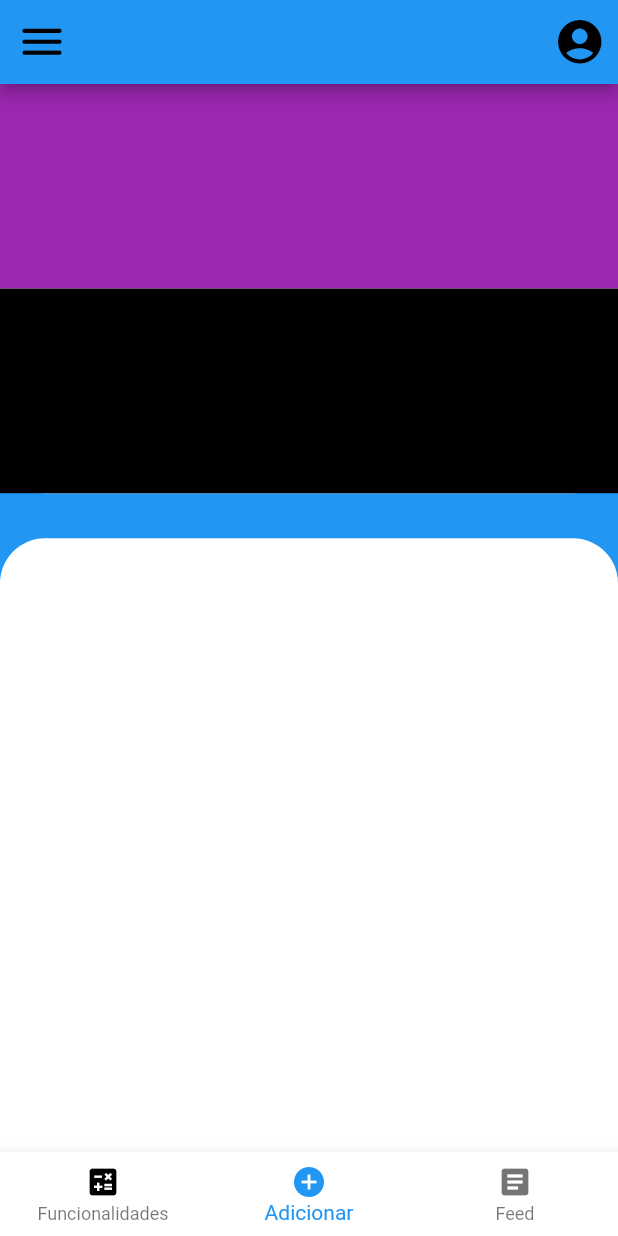
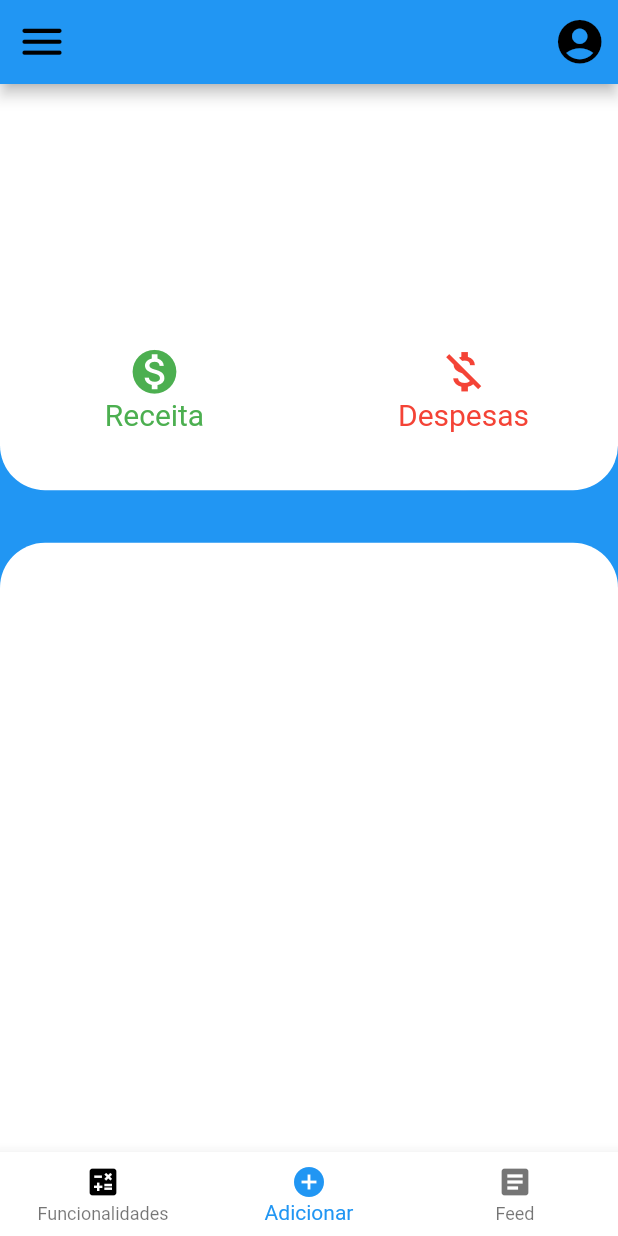
Before and after one commit to W-F-S/gestao_financeira, a Flutter app: the screen it shows after launch, on a phone screen of 412 x 824 dp. Run offline on Flutter 3.47's test engine with Material 2 defaults, Android fonts, the phone set to English and light mode, and no system bars; our stand-ins replace sqflite; accounts and stored records are empty; Roboto replaces fonts that are missing (Raleway).

Commit message:
center_page update

```diff
--- a/lib/center_page.dart
+++ b/lib/center_page.dart
@@ -16,31 +16,98 @@ class _CenterScreen extends State<CenterScreen> {
         children: [
           Expanded(
             flex: 4,
+            child: Column(
+              children: [
+                Expanded(
+                  child: Container(
+                    color: Colors.white,
+                  ),
+                ),
+                Expanded(
+                  child: Row(
+                    children: [
+                      Expanded(
                           child: Container(
                               decoration: const BoxDecoration(
                                 color: Colors.white,
                                 shape: BoxShape.rectangle,
                                 borderRadius: BorderRadius.only(
                                   bottomLeft: Radius.circular(30.0),
-                      bottomRight: Radius.circular(30.0)),
                                 ),
+                              ),
+                              child: SizedBox.expand(
+                                  child: ClipOval(
+                                      child: Material(
+                                          color: Colors.white,
+                                          child: InkWell(
+                                            splashColor: Colors.green,
+                                            onTap: () {},
                                             child: Column(
-                children: [
+                                              mainAxisAlignment:
+                                                  MainAxisAlignment.center,
+                                              children: const <Widget>[
+                                                Icon(
+                                                  Icons.monetization_on_sharp,
+                                                  size: 35,
+                                                  color: Colors.green,
+                                                ),
+                                                Text(
+                                                  "Receita",
+                                                  style: TextStyle(
+                                                      fontSize: 20,
+                                                      color: Colors.green,
+                                                      fontFamily: 'Raleway'),
+                                                ),
+                                              ],
+                                            ),
+                                          )))))),
                       Expanded(
                         child: Container(
-                      color: Colors.purple,
+                          decoration: const BoxDecoration(
+                            color: Colors.white,
+                            shape: BoxShape.rectangle,
+                            borderRadius: BorderRadius.only(
+                              bottomRight: Radius.circular(30.0),
                             ),
                           ),
-                  Expanded(
-                      child: Container(
-                        color: Colors.black,
+                            child: SizedBox.expand(
+                                child: ClipOval(
+                                    child: Material(
+                                        color: Colors.white,
+                                        child: InkWell(
+                                          splashColor: Colors.red,
+                                          onTap: () {},
+                                          child: Column(
+                                            mainAxisAlignment:
+                                            MainAxisAlignment.center,
+                                            children: const <Widget>[
+                                              Icon(
+                                                Icons.money_off_sharp,
+                                                size: 35,
+                                                color: Colors.red,
+                                              ),
+                                              Text(
+                                                "Despesas",
+                                                style: TextStyle(
+                                                    fontSize: 20,
+                                                    color: Colors.red,
+                                                    fontFamily: 'Raleway'),
+                                              ),
+                                            ],
+                                          ),
+                                        ))))
                         ),
                       ),
                     ],
                   ),
                 ),
+              ],
             ),
-          const SizedBox(height: 30,),
+          ),
+          const SizedBox(
+            height: 35,
+            width: double.infinity,
+          ),
           Expanded(
             flex: 6,
             child: Container(
@@ -58,103 +125,3 @@ class _CenterScreen extends State<CenterScreen> {
     );
   }
 }
-
-/*
-  @override
-  Widget build(BuildContext context){
-    return Container(
-      decoration: const BoxDecoration(color: Colors.white),
-      margin: const EdgeInsets.fromLTRB(0, 0, 0, 350),
-    );
-  }
-
-                    child: TextButton.icon (
-                    icon: const Icon(Icons.monetization_on_sharp,),
-                    label: const Text("Receita"),
-                    style: TextButton.styleFrom(
-                      primary: Colors.green,
-                      textStyle: const TextStyle(fontSize: 22, fontFamily: 'Raleway'),
-                    ),
-                    onPressed: () {},
-                  )
-
-                                    child: SizedBox.fromSize(
-                    size: const Size(56, 56),
-                    child: ClipOval(
-                      child: Material(
-                        color: Colors.white,
-                        child: InkWell(
-                          splashColor: Colors.green,
-                          onTap: () {},
-                          child: Column(
-                            mainAxisAlignment: MainAxisAlignment.center,
-                            children: const <Widget>[
-                              Icon(Icons.monetization_on_sharp, size: 35, color: Colors.green,),
-                              Text("Receita", style: TextStyle(fontSize: 20, color: Colors.green, fontFamily: 'Raleway'),),
-                            ],
-                          ),
-                        ),
-                      ),
-                    ),
-                  )
-
-                  ElevatedButton.icon(
-                  icon: const Icon(
-                    Icons.monetization_on_sharp,
-                    size: 35,
-                    color: Colors.green,
-                  ),
-                  label: const Text("Receita:",
-                      style: TextStyle(
-                          fontSize: 16,
-                          color: Colors.black,
-                          fontFamily: 'Raleway',
-                          fontWeight: FontWeight.bold),),
-                  style: ElevatedButton.styleFrom(
-                    primary: Colors.white,
-                  ),
-                  onPressed: () {},
-
-                          body: Container(
-          height: 275,
-          width: double.infinity,
-          color: Colors.white,
-          child: ConstrainedBox(
-            constraints: const BoxConstraints(maxWidth: 300, maxHeight: 300),
-            child: Container(
-                color: Colors.purple,
-                //padding: const EdgeInsets.fromLTRB(50, 30, 50, 30),
-                margin: const EdgeInsets.fromLTRB(30, 150, 200, 50),
-                child: SizedBox.fromSize(
-                  size: const Size(56, 56),
-                  child: ClipOval(
-                    child: Material(
-                      color: Colors.white,
-                      child: InkWell(
-                        splashColor: Colors.green,
-                        onTap: () {},
-                        child: Column(
-                          mainAxisAlignment: MainAxisAlignment.center,
-                          children: const <Widget>[
-                            Icon(
-                              Icons.monetization_on_sharp,
-                              size: 35,
-                              color: Colors.green,
-                            ),
-                            Text(
-                              "Receita",
-                              style: TextStyle(
-                                  fontSize: 20,
-                                  color: Colors.green,
-                                  fontFamily: 'Raleway',
-                                  fontWeight: FontWeight.bold),
-                            ),
-                          ],
-                        ),
-                      ),
-                    ),
-                  ),
-                )),
-          ),
-        ),
- */
```
Lines whose indentation alone changed are shown as unchanged.
